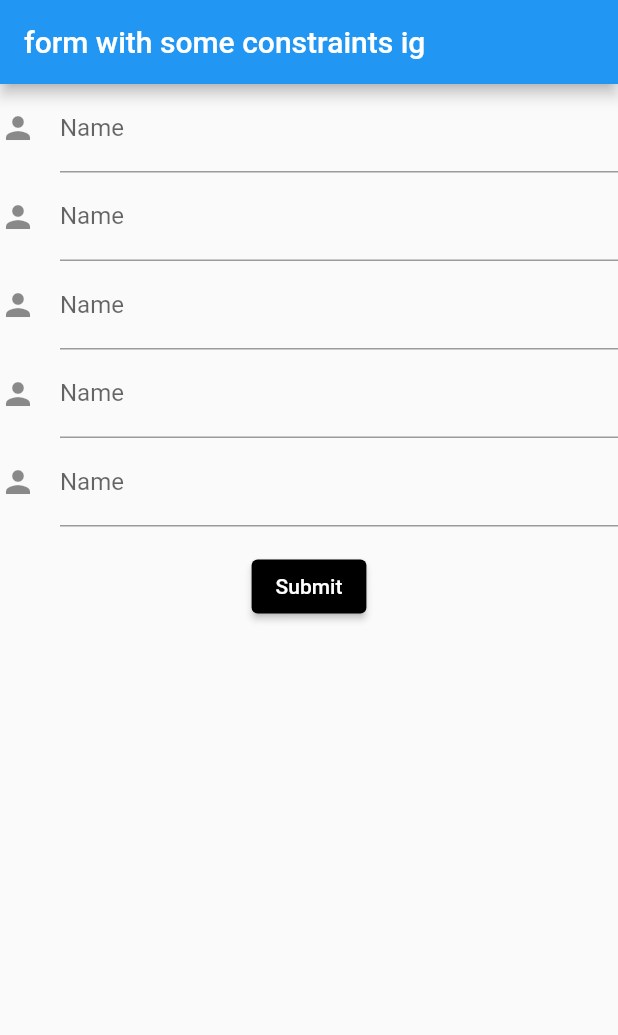
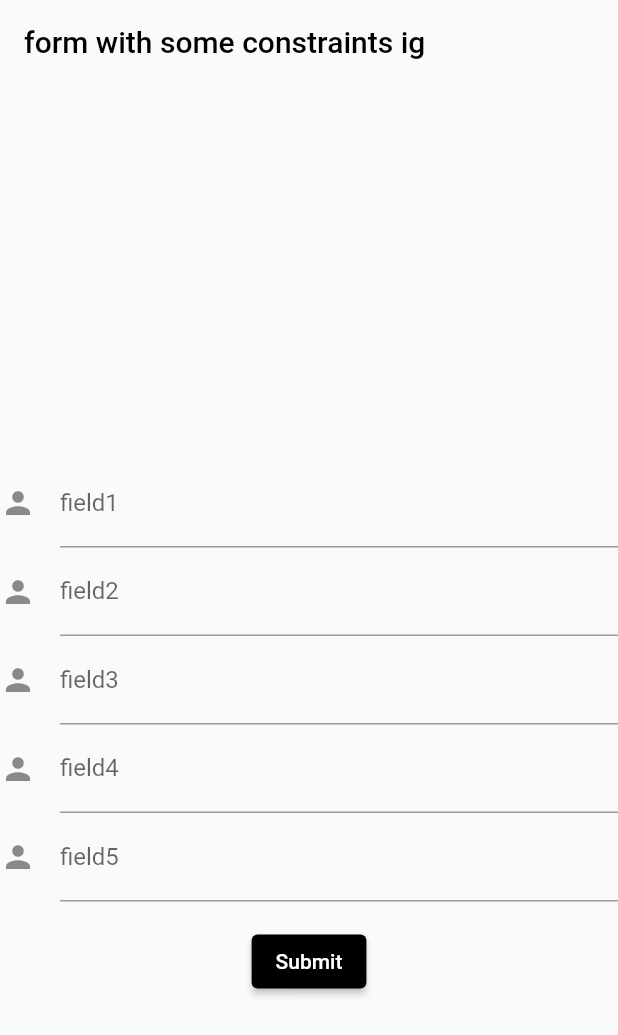
Before and after one commit to Yuvanthikhaa/scrollable_form_flutter, a Flutter app: the screen it shows after launch, on a phone screen of 412 x 824 dp. Shown: the top 1035 px of the screen. Run offline on Flutter 3.47's test engine with Material 2 defaults, Android fonts, the phone set to English and light mode, and no system bars.

Commit message:
updated fields

```diff
--- a/lib/main.dart
+++ b/lib/main.dart
@@ -18,21 +18,34 @@ class _FormuState extends State<Formu> {
     return MaterialApp(
       home: Scaffold(
         appBar: AppBar(
-          title: Text("form with some constraints ig"),
+          backgroundColor: Colors.transparent,
+          elevation: 0,
+          title: Text(
+            "form with some constraints ig",
+            style: TextStyle(color: Colors.black),
           ),
-        body: SingleChildScrollView(
-          child: Form(
+        ),
+        body: Container(
+          child: SingleChildScrollView(
+            scrollDirection: Axis.vertical,
+            //controller: controller,
+            child: Column(
+              children: [
+                Padding(padding: EdgeInsets.only(bottom: 250)),
+                Form(
                     key: formkey,
                     child: Column(
                       children: [
                         TextFormField(
                           decoration: const InputDecoration(
                             icon: const Icon(Icons.person),
-                      hintText: 'Enter username',
-                      labelText: 'Name',
+                            hintText: 'field1',
+                            labelText: 'field1',
                           ),
                           validator: (value) {
-                      if (value == null || value.length < 10 || value.isEmpty) {
+                            if (value == null ||
+                                value.length < 10 ||
+                                value.isEmpty) {
                               return 'insufficient characters';
                             }
                             return null;
@@ -41,11 +54,13 @@ class _FormuState extends State<Formu> {
                         TextFormField(
                           decoration: const InputDecoration(
                             icon: const Icon(Icons.person),
-                      hintText: 'Enter username',
-                      labelText: 'Name',
+                            hintText: 'field2',
+                            labelText: 'field2',
                           ),
                           validator: (value) {
-                      if (value == null || value.length < 10 || value.isEmpty) {
+                            if (value == null ||
+                                value.length < 10 ||
+                                value.isEmpty) {
                               return 'insufficient characters';
                             }
                             return null;
@@ -54,11 +69,13 @@ class _FormuState extends State<Formu> {
                         TextFormField(
                           decoration: const InputDecoration(
                             icon: const Icon(Icons.person),
-                      hintText: 'Enter username',
-                      labelText: 'Name',
+                            hintText: 'field3',
+                            labelText: 'field3',
                           ),
                           validator: (value) {
-                      if (value == null || value.length < 10 || value.isEmpty) {
+                            if (value == null ||
+                                value.length < 10 ||
+                                value.isEmpty) {
                               return 'insufficient characters';
                             }
                             return null;
@@ -67,11 +84,13 @@ class _FormuState extends State<Formu> {
                         TextFormField(
                           decoration: const InputDecoration(
                             icon: const Icon(Icons.person),
-                      hintText: 'Enter username',
-                      labelText: 'Name',
+                            hintText: 'field4',
+                            labelText: 'field4',
                           ),
                           validator: (value) {
-                      if (value == null || value.length < 10 || value.isEmpty) {
+                            if (value == null ||
+                                value.length < 10 ||
+                                value.isEmpty) {
                               return 'insufficient characters';
                             }
                             return null;
@@ -80,11 +99,13 @@ class _FormuState extends State<Formu> {
                         TextFormField(
                           decoration: const InputDecoration(
                             icon: const Icon(Icons.person),
-                      hintText: 'Enter username',
-                      labelText: 'Name',
+                            hintText: 'field5',
+                            labelText: 'field5',
                           ),
                           validator: (value) {
-                      if (value == null || value.length < 10 || value.isEmpty) {
+                            if (value == null ||
+                                value.length < 10 ||
+                                value.isEmpty) {
                               return 'insufficient characters';
                             }
                             return null;
@@ -106,8 +127,12 @@ class _FormuState extends State<Formu> {
                                     MaterialStateProperty.all(Colors.black)),
                           ),
                         ),
+                        Padding(padding: EdgeInsets.only(bottom: 250))
                       ],
                     )),
+              ],
+            ),
+          ),
         ),
       ),
     );
```
Lines whose indentation alone changed are shown as unchanged.
